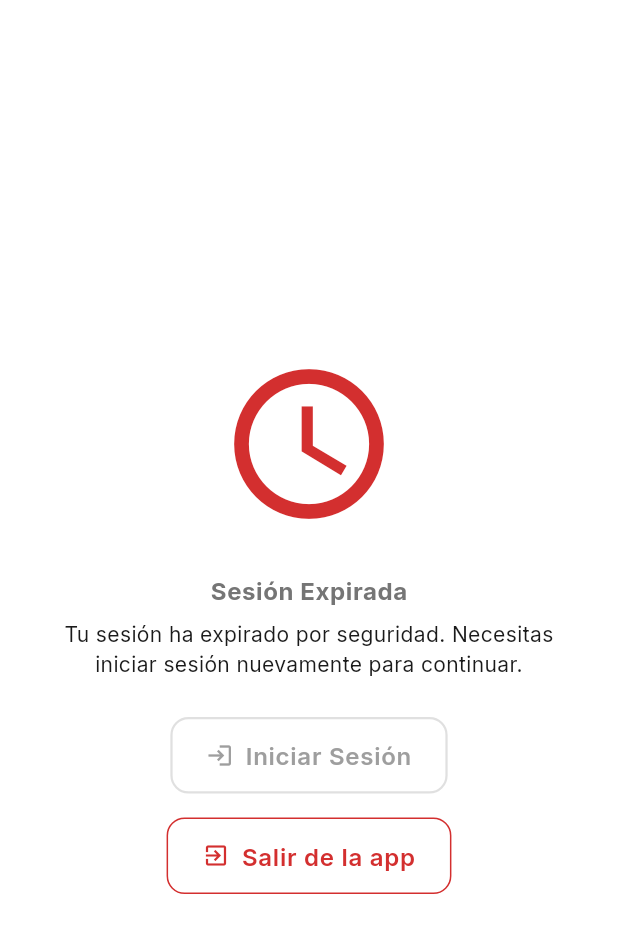
After one commit to RenderTk/Mi-Campus-App, a Flutter app: the SessionExpiredWidget screen opened directly, on a phone screen of 412 x 824 dp. The commit adds this screen. Shown: the top 933 px of the screen. Run offline on Flutter 3.47's test engine with Material 3 defaults, Android fonts, the phone set to English and light mode, and no system bars; our stand-ins replace copy_with_extension, dio, expansion_tile_card, fl_chart, flutter_riverpod, flutter_secure_storage and 4 more; missing offline and left inert: local_auth_android, local_auth_darwin; accounts and stored records are empty; network calls fail.

Commit message:
feat: add error handling widgets and session management

```diff
--- /dev/null
+++ b/lib/widgets/session_expired_widget.dart
@@ -0,0 +1,77 @@
+import 'package:flutter/material.dart';
+import 'package:flutter/services.dart';
+import 'dart:io';
+
+class SessionExpiredWidget extends StatelessWidget {
+  final VoidCallback? onLogin;
+  final bool showExitButton;
+
+  const SessionExpiredWidget({
+    super.key,
+    this.onLogin,
+    this.showExitButton = true,
+  });
+
+  @override
+  Widget build(BuildContext context) {
+    return Scaffold(
+      body: Column(
+        mainAxisAlignment: MainAxisAlignment.center,
+        children: [
+          Padding(
+            padding: const EdgeInsets.symmetric(
+              horizontal: 16.0,
+              vertical: 8.0,
+            ),
+            child: Icon(
+              Icons.access_time,
+              size: 120,
+              color: Theme.of(context).colorScheme.error,
+            ),
+          ),
+          const SizedBox(height: 20),
+          Text(
+            "Sesión Expirada",
+            style: Theme.of(context).textTheme.bodySmall?.copyWith(
+              fontWeight: FontWeight.bold,
+              fontSize: 16,
+            ),
+          ),
+          const SizedBox(height: 8),
+          Padding(
+            padding: const EdgeInsets.symmetric(horizontal: 32.0),
+            child: Text(
+              "Tu sesión ha expirado por seguridad. Necesitas iniciar sesión nuevamente para continuar.",
+              style: Theme.of(context).textTheme.bodyMedium,
+              textAlign: TextAlign.center,
+            ),
+          ),
+          const SizedBox(height: 25),
+          OutlinedButton.icon(
+            onPressed: onLogin,
+            icon: const Icon(Icons.login),
+            label: const Text("Iniciar Sesión"),
+          ),
+          if (showExitButton) ...[
+            const SizedBox(height: 16),
+            OutlinedButton.icon(
+              onPressed: () {
+                if (Platform.isAndroid) {
+                  SystemNavigator.pop();
+                } else if (Platform.isIOS) {
+                  exit(0);
+                }
+              },
+              icon: const Icon(Icons.exit_to_app),
+              label: const Text("Salir de la app"),
+              style: OutlinedButton.styleFrom(
+                foregroundColor: Theme.of(context).colorScheme.error,
+                side: BorderSide(color: Theme.of(context).colorScheme.error),
+              ),
+            ),
+          ],
+        ],
+      ),
+    );
+  }
+}
```
Also changed, not shown: lib/screens/calificaciones_screen.dart (+13 -9 lines), lib/screens/home_screen.dart (+13 -10 lines), lib/screens/horarios_screen.dart (+13 -10 lines), lib/utils/token_expired_dialog.dart (added, +81 -0 lines), lib/widgets/error_state_widget.dart (added, +81 -0 lines).
